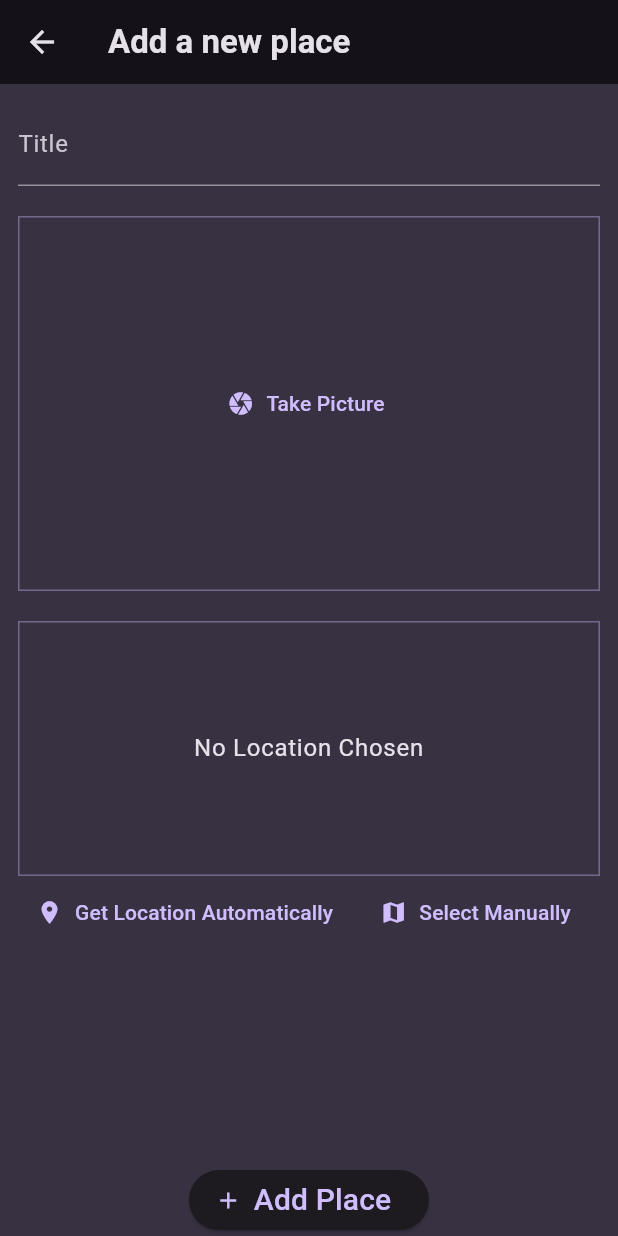
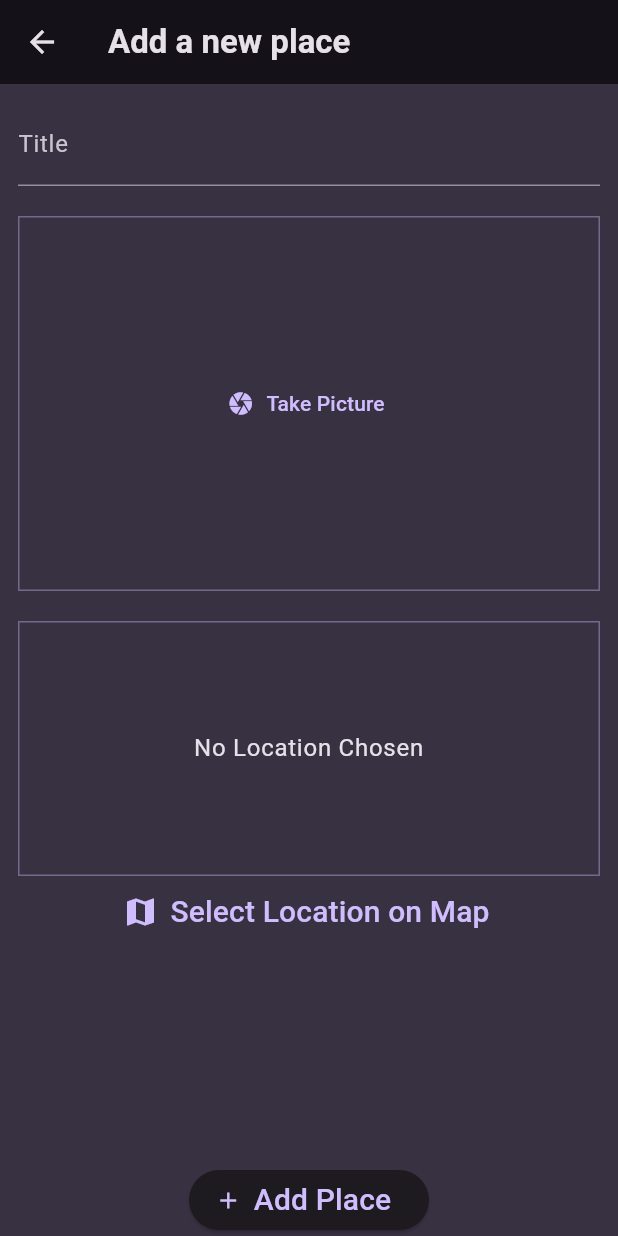
Before and after one commit to KrishKoria/Favourite-Places, a Flutter app: the AddPlace screen opened by its route, on a phone screen of 412 x 824 dp. Run offline on Flutter 3.47's test engine with Material 3 defaults, Android fonts, the phone set to English and light mode, and no system bars; our stand-ins replace flutter_riverpod, google_fonts, image_picker.

Commit message:
Tried Adding getting location automatically, failed

```diff
--- a/lib/widgets/location_input.dart
+++ b/lib/widgets/location_input.dart
@@ -1,4 +1,5 @@
 import 'package:flutter/material.dart';
+// import 'package:location/location.dart';
 
 class LocationInput extends StatefulWidget {
   const LocationInput({super.key});
@@ -7,8 +8,51 @@ class LocationInput extends StatefulWidget {
 }
 
 class _LocationInputState extends State<LocationInput> {
+  var _isGettingLocation = false;
+  // the below code is for getting the location of the user, however it is not working and causes the stupid app to crash
+  // Future<void> _getCurrentUserLocation() async {
+  //   print("Testing above setState1");
+  //   setState(() {
+  //     _isGettingLocation = true;
+  //   });
+  //   print("Above the if else block");
+  //   final permission = await requestPermission();
+  //   if (permission == PermissionStatus.authorizedAlways ||
+  //       permission == PermissionStatus.authorizedWhenInUse) {
+  //     try {
+  //       print("Inside the if else block");
+  //       final location = await getLocation(
+  //         settings: LocationSettings(
+  //           accuracy: LocationAccuracy.high,
+  //           askForPermission: true,
+  //           askForGPS: true,
+  //           askForGooglePlayServices: true,
+  //         ),
+  //       );
+  //       print("${location.latitude} ${location.longitude}");
+  //     } catch (e) {
+  //       print("Error getting location: $e");
+  //     }
+  //   } else {
+  //     print("Location permission not granted");
+  //   }
+  // }
+
   @override
   Widget build(BuildContext context) {
+    Widget previewContent;
+    if (_isGettingLocation == false) {
+      previewContent = Text(
+        "No Location Chosen",
+        textAlign: TextAlign.center,
+        style: Theme.of(context)
+            .textTheme
+            .bodyLarge!
+            .copyWith(color: Theme.of(context).colorScheme.onBackground),
+      );
+    } else {
+      previewContent = const CircularProgressIndicator();
+    }
     return Column(
       children: [
         Container(
@@ -21,28 +65,24 @@ class _LocationInputState extends State<LocationInput> {
               width: 1,
             ),
           ),
-          child: Text(
-            "No Location Chosen",
-            textAlign: TextAlign.center,
-            style: Theme.of(context)
-                .textTheme
-                .bodyLarge!
-                .copyWith(color: Theme.of(context).colorScheme.onBackground),
-          ),
+          child: previewContent,
         ),
         Row(
           mainAxisAlignment: MainAxisAlignment.spaceEvenly,
           children: [
-            TextButton.icon(
-              onPressed: () {},
-              icon: const Icon(Icons.location_on),
-              label: const Text("Get Location Automatically"),
-            ),
+            // TextButton.icon(
+            //   onPressed: _getCurrentUserLocation,
+            //   icon: const Icon(Icons.location_on),
+            //   label: const Text("Get Location Automatically"),
+            // ),
             Expanded(
               child: TextButton.icon(
                 onPressed: () {},
-                icon: const Icon(Icons.map),
-                label: const Text("Select Manually"),
+                icon: const Icon(Icons.map, size: 24),
+                label: const Text(
+                  "Select Location on Map",
+                  style: TextStyle(fontSize: 20),
+                ),
               ),
             ),
           ],
```
Also changed, not shown: 6 other files.
